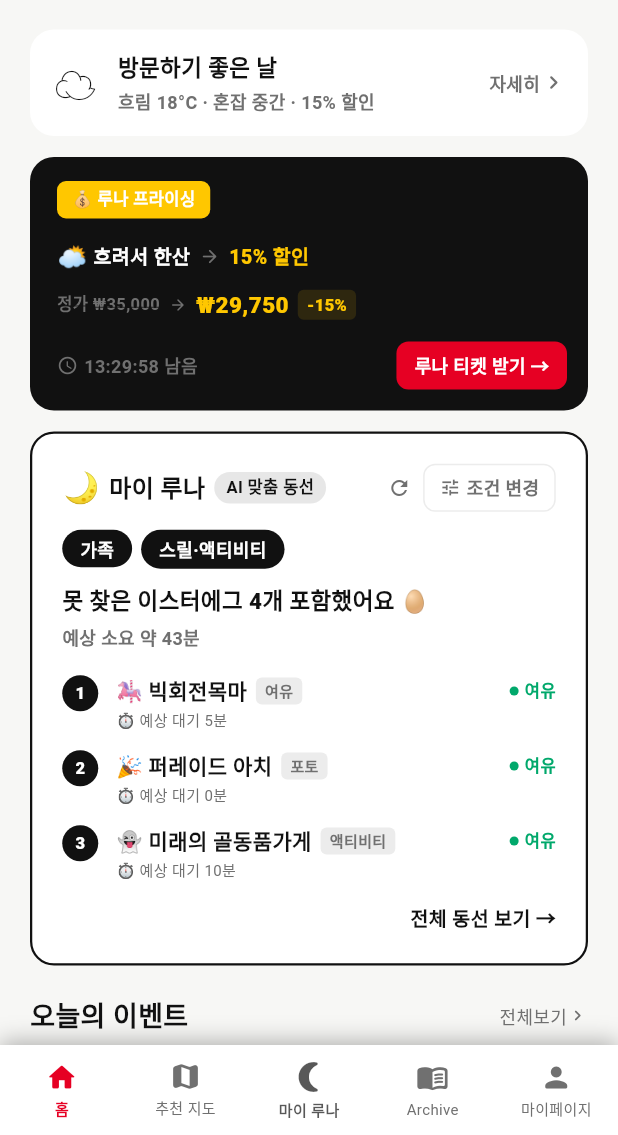
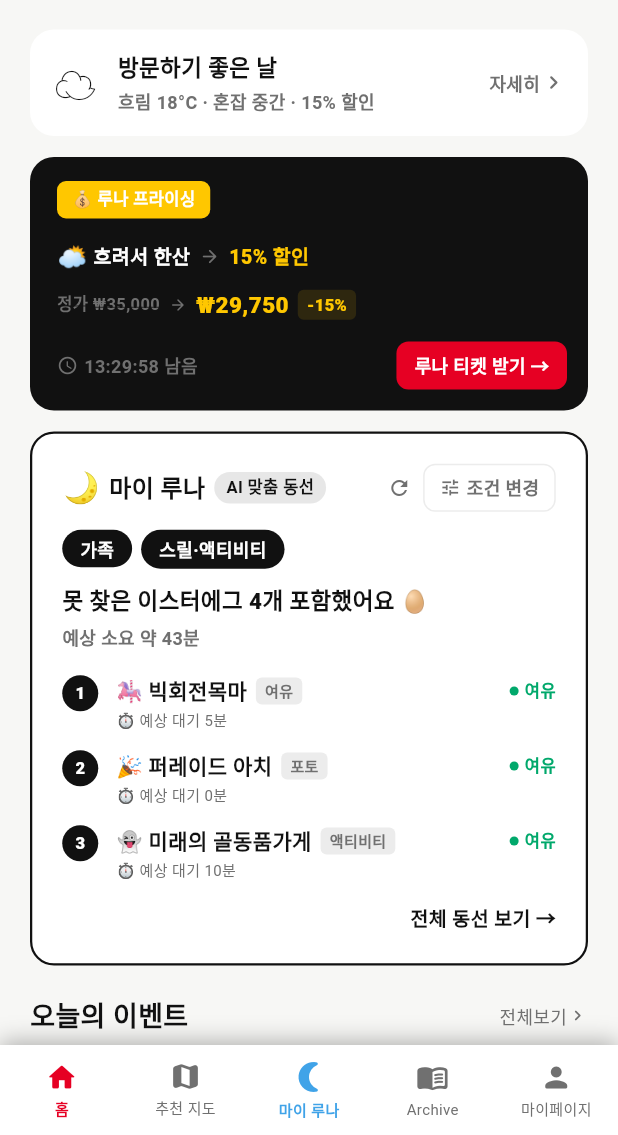
Before and after one commit to 202001381/retrace, a Flutter app: the MainScreen screen opened directly, on a phone screen of 412 x 824 dp, the part 101-1236 px from its top. Run offline on Flutter 3.47's test engine with Material 3 defaults, Android fonts, the phone set to English and light mode, and no system bars; our stand-ins replace cloud_firestore, firebase_core, flutter_map, geolocator, image_picker, latlong2 and 1 more; accounts and stored records are empty; Roboto replaces fonts that are missing (Pretendard).

Commit message:
Restore 마이 루나 tab highlight using luna brand blue
AppColors.ink900(#111111) 은 사실상 검정이라 다른 grey 탭과 구분 X.
디자인 토큰 중 'Blue — supporting (sky, luna, AI)' 로 표기된
AppColors.blue(#0084E0) 가 의도된 luna 브랜드 컬러였음.

https://claude.ai/code/session_01YAc87G1mKcYU3mXuiQBWPk

```diff
--- a/lib/main.dart
+++ b/lib/main.dart
@@ -232,12 +232,12 @@ class _MainScreenState extends State<MainScreen> {
 
   Widget _navItem(int index, IconData icon, String label) {
     final isActive = _currentIndex == index;
-    // 마이 루나 = 메인 기능. 다른 탭과 다른 브랜드 컬러(lunaNavy)로 항시 강조.
+    // 마이 루나 = 메인 기능. luna/AI 전용 블루(AppColors.blue)로 항시 강조.
     final isMyLuna = index == 2;
     final Color color = isMyLuna
         ? (isActive
-            ? AppColors.ink900
-            : AppColors.ink900.withValues(alpha: 0.7))
+            ? AppColors.blue
+            : AppColors.blue.withValues(alpha: 0.75))
         : (isActive ? AppColors.red : AppColors.textSecondary);
     return Expanded(
       child: GestureDetector(
```
